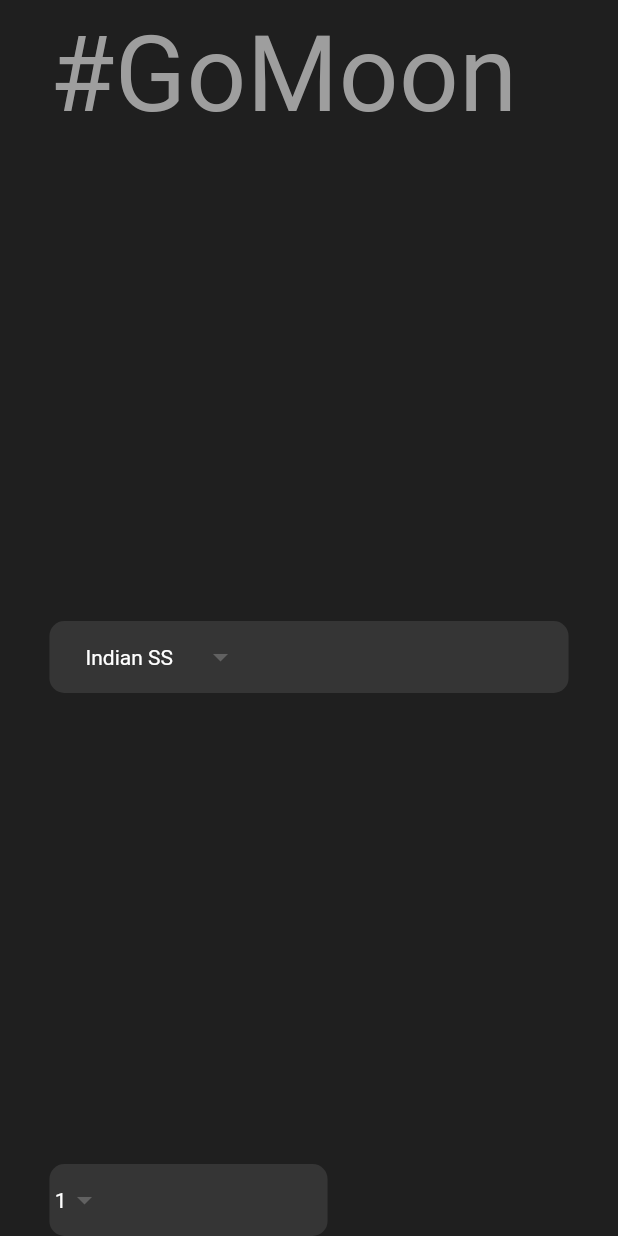
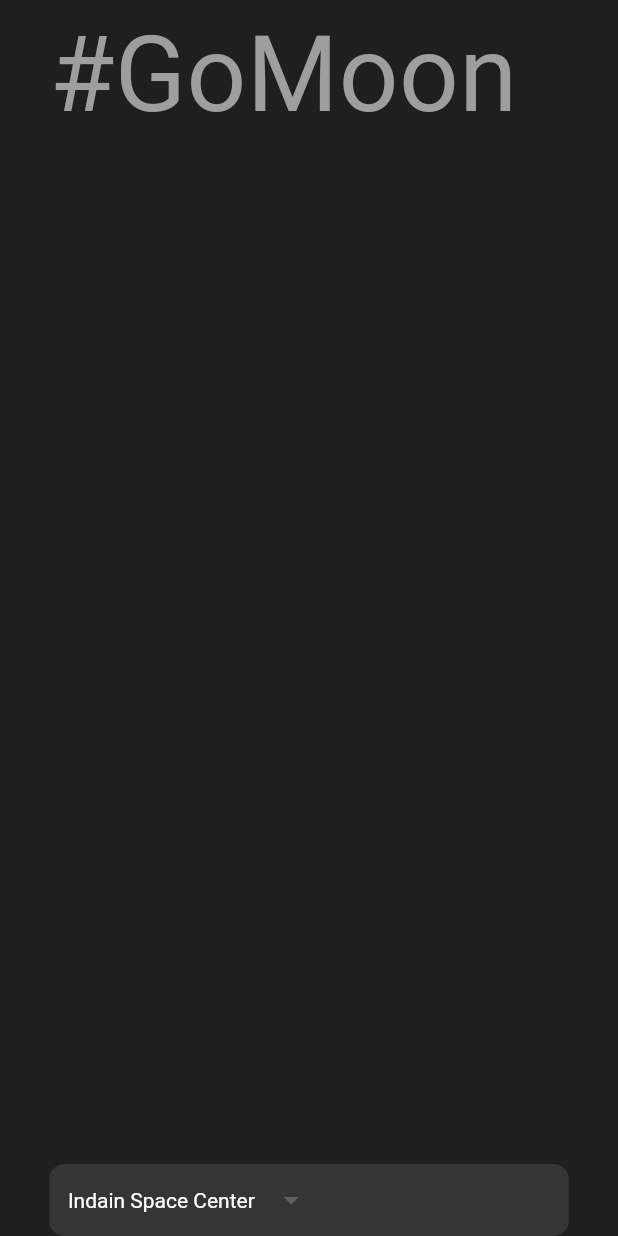
Before and after one commit to Paras-kash/GoMoon-, a Flutter app: the screen it shows after launch, on a phone screen of 412 x 824 dp. Run offline on Flutter 3.47's test engine with Material 3 defaults, Android fonts, the phone set to English and light mode, and no system bars.

Commit message:
new way to create dropdown menu

```diff
--- a/lib/pages/home_page.dart
+++ b/lib/pages/home_page.dart
@@ -23,8 +23,7 @@ class HomePage extends StatelessWidget {
             crossAxisAlignment: CrossAxisAlignment.start,
             children: [
               _top(),
-              _DropdownButton(),
-              _numberofpassenger(),
+              _dropdownbutton(),
             ],
           ),
         ),
@@ -32,78 +31,34 @@ class HomePage extends StatelessWidget {
     );
   }
 
-  Widget _top() {
-    return Text("#GoMoon", style: TextStyle(fontSize: 70, color: Colors.grey));
-  }
-
-  Widget _DropdownButton() {
+  Widget _dropdownbutton() {
+    List<String> _items = [
+      "Indain Space Center",
+      "Australian Space Center",
+      "Russian Space Center",
+    ];
     return Container(
+      width: _deviceWidth,
       decoration: BoxDecoration(
         color: Color.fromRGBO(53, 53, 53, 1.0),
-          borderRadius: BorderRadius.circular(10)),
-      width: _deviceWidth,
-      padding: EdgeInsets.symmetric(horizontal: _deviceWidth * 0.05),
+        borderRadius: BorderRadius.circular(10),
+      ),
       child: DropdownButton(
+        alignment: Alignment.center,
         underline: Container(),
-        dropdownColor: const Color.fromRGBO(53, 53, 53, 1.0),
-        style: const TextStyle(color: Colors.white),
-        value: 1,
-        items: const [
-          DropdownMenuItem(
-            value: 1,
-            child: Text(" Indian SS"),
-          ),
-          DropdownMenuItem(
-            value: 2,
-            child: Text("American SS"),
-          ),
-          DropdownMenuItem(
-            value: 3,
-            child: Text("Chandrayaan"),
-          ),
-        ].map((e) => e).toList(),
-        onChanged: (value) {
-          print(value);
-        },
+        value: _items.first,
+        dropdownColor: Color.fromRGBO(53, 53, 53, 1.0),
+        style: TextStyle(color: Colors.white),
+        items: _items.map((e) {
+          return DropdownMenuItem(child: Text(e), value: e);
+        }).toList(),
+        onChanged: (_) {},
       ),
     );
   }
 
-  Widget _numberofpassenger() {
-    return Container(
-      width: _deviceWidth * 0.45,
-      decoration: BoxDecoration(
-          color: Color.fromRGBO(53, 53, 53, 1.0),
-          borderRadius: BorderRadius.circular(10)),
-      child: DropdownButton(
-        underline: Container(),
-        dropdownColor: const Color.fromRGBO(53, 53, 53, 1.0),
-        style: const TextStyle(color: Colors.white),
-        value: 1,
-        items: const [
-          DropdownMenuItem(
-            value: 1,
-            child: Text(" 1"),
-          ),
-          DropdownMenuItem(
-            value: 2,
-            child: Text("2"),
-          ),
-          DropdownMenuItem(
-            value: 3,
-            child: Text("3"),
-          ),
-          DropdownMenuItem(
-            value: 4,
-            child: Text("4"),
-          ),
-        ].map((e) => e).toList(),
-        onChanged: (value) {
-          print(value);
-        },
-      ),
-    );
-  }
+  Widget _top() {
+    return Text("#GoMoon", style: TextStyle(fontSize: 70, color: Colors.grey));
   }
 
   Widget _homescreen() {
@@ -116,3 +71,4 @@ Widget _homescreen() {
       ),
     );
   }
+}
```
Lines whose indentation alone changed are shown as unchanged.
